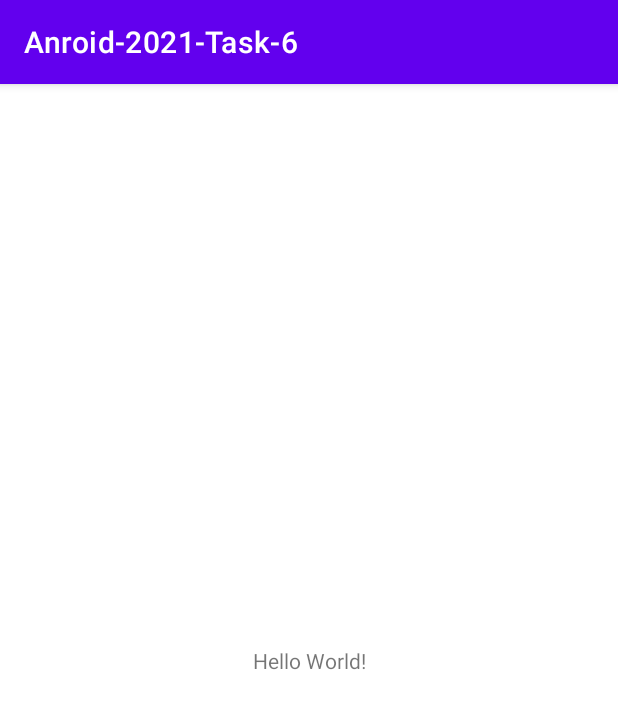
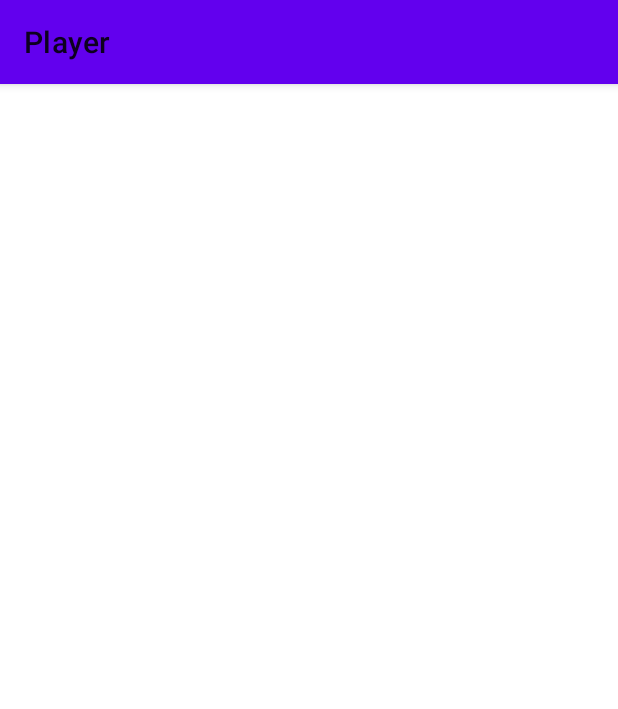
Before and after one commit to spinevan/Android-2021-Task-6, an Android app: the screen it shows after launch (MainActivity), on a phone screen of 412 x 824 dp. Shown: the top 709 px of the screen. Run offline under Robolectric (Android 15) with nearby library versions, the phone set to English and light mode, and no system bars.

```diff
--- a/app/src/main/java/ru/sinitsyndev/anroid_2021_task_6/MainActivity.kt
+++ b/app/src/main/java/ru/sinitsyndev/android_2021_task_6/MainActivity.kt
@@ -1,4 +1,4 @@
-package ru.sinitsyndev.anroid_2021_task_6
+package ru.sinitsyndev.android_2021_task_6
 
 import androidx.appcompat.app.AppCompatActivity
 import android.os.Bundle
--- /dev/null
+++ b/app/src/main/java/ru/sinitsyndev/android_2021_task_6/client/MainFragment.kt
@@ -0,0 +1,25 @@
+package ru.sinitsyndev.android_2021_task_6.client
+
+import android.os.Bundle
+import androidx.fragment.app.Fragment
+import android.view.LayoutInflater
+import android.view.View
+import android.view.ViewGroup
+import ru.sinitsyndev.android_2021_task_6.R
+
+class MainFragment : Fragment() {
+
+    override fun onCreate(savedInstanceState: Bundle?) {
+        super.onCreate(savedInstanceState)
+
+    }
+
+    override fun onCreateView(
+        inflater: LayoutInflater, container: ViewGroup?,
+        savedInstanceState: Bundle?
+    ): View? {
+        // Inflate the layout for this fragment
+        return inflater.inflate(R.layout.fragment_main, container, false)
+    }
+
+}
--- /dev/null
+++ b/app/src/main/java/ru/sinitsyndev/android_2021_task_6/const.kt
@@ -0,0 +1,3 @@
+package ru.sinitsyndev.android_2021_task_6
+
+const val LOG_TAG = "HARD_LOG_TAG"
--- a/app/src/main/res/layout/activity_main.xml
+++ b/app/src/main/res/layout/activity_main.xml
@@ -1,18 +1,24 @@
 <?xml version="1.0" encoding="utf-8"?>
-<androidx.constraintlayout.widget.ConstraintLayout xmlns:android="http://schemas.android.com/apk/res/android"
+<androidx.constraintlayout.widget.ConstraintLayout
+    xmlns:android="http://schemas.android.com/apk/res/android"
     xmlns:app="http://schemas.android.com/apk/res-auto"
     xmlns:tools="http://schemas.android.com/tools"
     android:layout_width="match_parent"
     android:layout_height="match_parent"
     tools:context=".MainActivity">
 
-    <TextView
-        android:layout_width="wrap_content"
-        android:layout_height="wrap_content"
-        android:text="Hello World!"
-        app:layout_constraintBottom_toBottomOf="parent"
+
+    <androidx.fragment.app.FragmentContainerView
+        android:id="@+id/nav_host_fragment"
+        android:name="androidx.navigation.fragment.NavHostFragment"
+        android:layout_width="0dp"
+        android:layout_height="0dp"
         app:layout_constraintLeft_toLeftOf="parent"
         app:layout_constraintRight_toRightOf="parent"
-        app:layout_constraintTop_toTopOf="parent" />
+        app:layout_constraintTop_toTopOf="parent"
+        app:layout_constraintBottom_toBottomOf="parent"
+
+        app:defaultNavHost="true"
+        app:navGraph="@navigation/navigation" />
 
 </androidx.constraintlayout.widget.ConstraintLayout>
--- /dev/null
+++ b/app/src/main/res/layout/fragment_main.xml
@@ -0,0 +1,27 @@
+<?xml version="1.0" encoding="utf-8"?>
+<androidx.constraintlayout.widget.ConstraintLayout xmlns:android="http://schemas.android.com/apk/res/android"
+    xmlns:app="http://schemas.android.com/apk/res-auto"
+    xmlns:tools="http://schemas.android.com/tools"
+    android:id="@+id/main"
+    android:layout_width="match_parent"
+    android:layout_height="match_parent">
+
+    <com.google.android.material.appbar.AppBarLayout
+        android:id="@+id/appBarLayout"
+        android:layout_width="0dp"
+        android:layout_height="wrap_content"
+        app:layout_constraintEnd_toEndOf="parent"
+        app:layout_constraintStart_toStartOf="parent"
+        app:layout_constraintTop_toTopOf="parent">
+
+        <androidx.appcompat.widget.Toolbar
+            android:id="@+id/toolbar"
+            android:layout_width="match_parent"
+            android:layout_height="?attr/actionBarSize"
+            android:fitsSystemWindows="true"
+            app:navigationContentDescription="Back"
+            app:title="Player" />
+
+    </com.google.android.material.appbar.AppBarLayout>
+
+</androidx.constraintlayout.widget.ConstraintLayout>
--- /dev/null
+++ b/app/src/main/res/navigation/navigation.xml
@@ -0,0 +1,13 @@
+<?xml version="1.0" encoding="utf-8"?>
+<navigation xmlns:android="http://schemas.android.com/apk/res/android"
+    xmlns:app="http://schemas.android.com/apk/res-auto"
+    xmlns:tools="http://schemas.android.com/tools"
+    android:id="@+id/navigation"
+    app:startDestination="@id/mainFragment">
+
+    <fragment
+        android:id="@+id/mainFragment"
+        android:name="ru.sinitsyndev.android_2021_task_6.client.MainFragment"
+        android:label="fragment_main"
+        tools:layout="@layout/fragment_main" />
+</navigation>
--- a/app/src/main/res/values/strings.xml
+++ b/app/src/main/res/values/strings.xml
@@ -1,3 +1,5 @@
 <resources>
     <string name="app_name">Anroid-2021-Task-6</string>
+    <!-- TODO: Remove or change this placeholder text -->
+    <string name="hello_blank_fragment">Hello blank fragment</string>
 </resources>
--- a/app/src/main/res/values/themes.xml
+++ b/app/src/main/res/values/themes.xml
@@ -1,6 +1,6 @@
 <resources xmlns:tools="http://schemas.android.com/tools">
     <!-- Base application theme. -->
-    <style name="Theme.Anroid2021Task6" parent="Theme.MaterialComponents.DayNight.DarkActionBar">
+    <style name="Theme.Android2021Task6" parent="Theme.MaterialComponents.DayNight.NoActionBar">
         <!-- Primary brand color. -->
         <item name="colorPrimary">@color/purple_500</item>
         <item name="colorPrimaryVariant">@color/purple_700</item>
```
Also changed, not shown: app/build.gradle (+16 -0 lines), app/src/main/AndroidManifest.xml (+10 -3 lines), app/src/main/java/ru/sinitsyndev/android_2021_task_6/service/HardMediaService.kt (added, +125 -0 lines).
